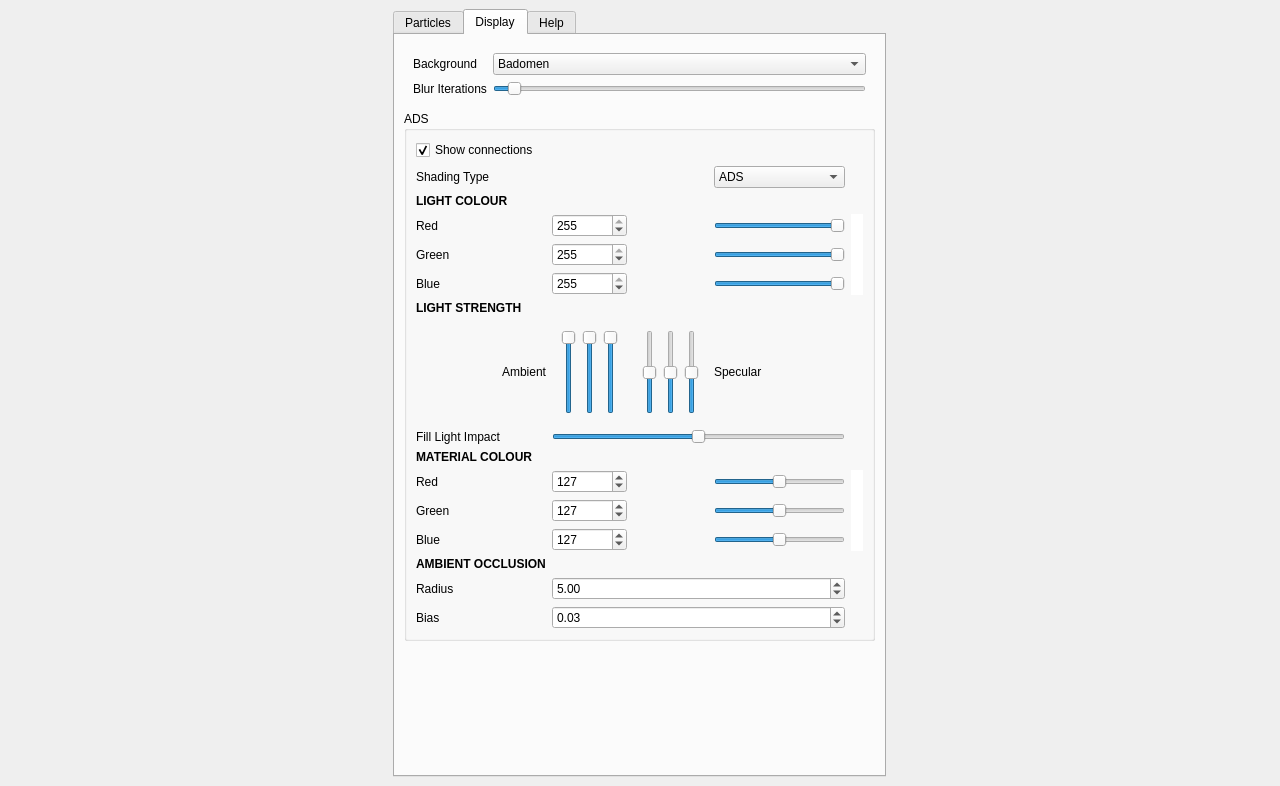
Qt form ui/GUI.ui (eulersson/CellGrowth) before a commit.
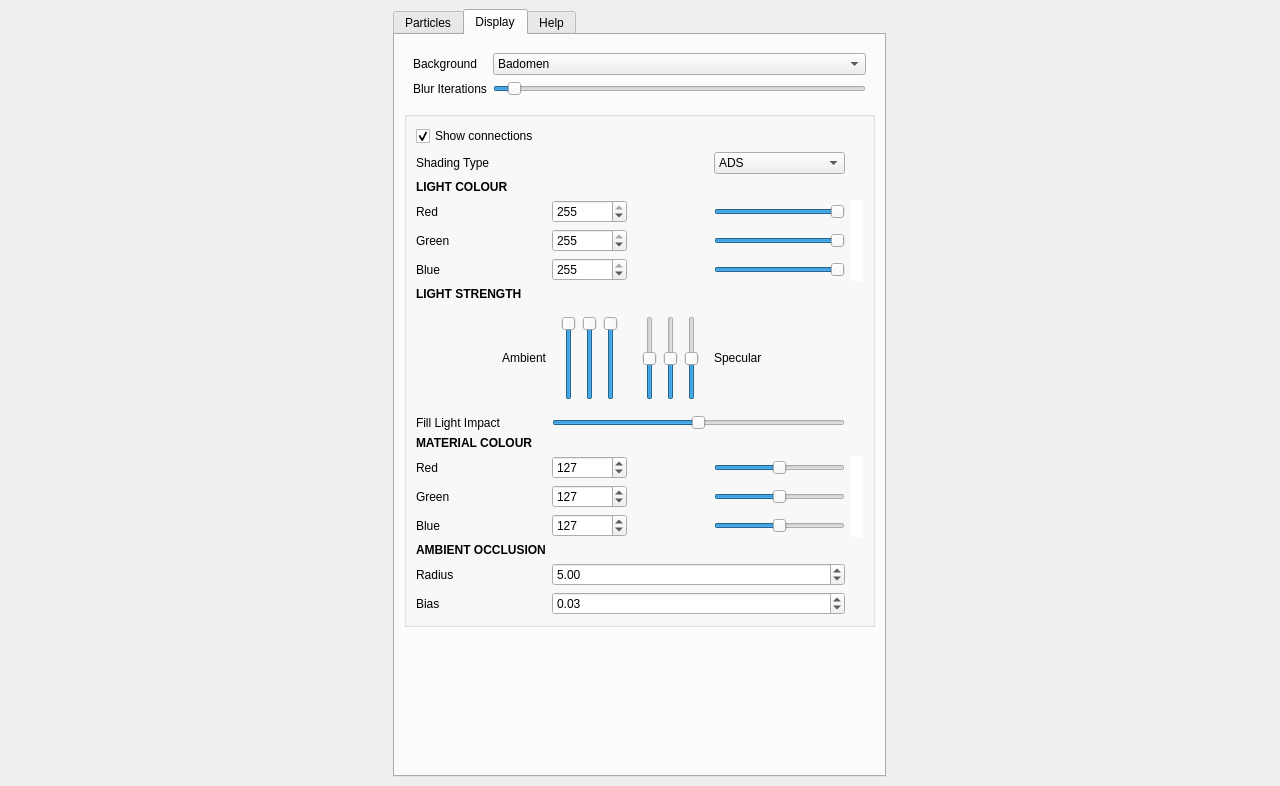
The same form after that commit. The open tabs and pages were chosen to show the change.

What changed in the file:
```diff
--- a/ui/GUI.ui
+++ b/ui/GUI.ui
@@ -664,7 +664,7 @@
                </sizepolicy>
               </property>
               <property name="title">
-               <string>ADS</string>
+               <string/>
               </property>
               <property name="flat">
                <bool>false</bool>
```
Left out of the diff: 2 changed lines with no effect on the pictures.
